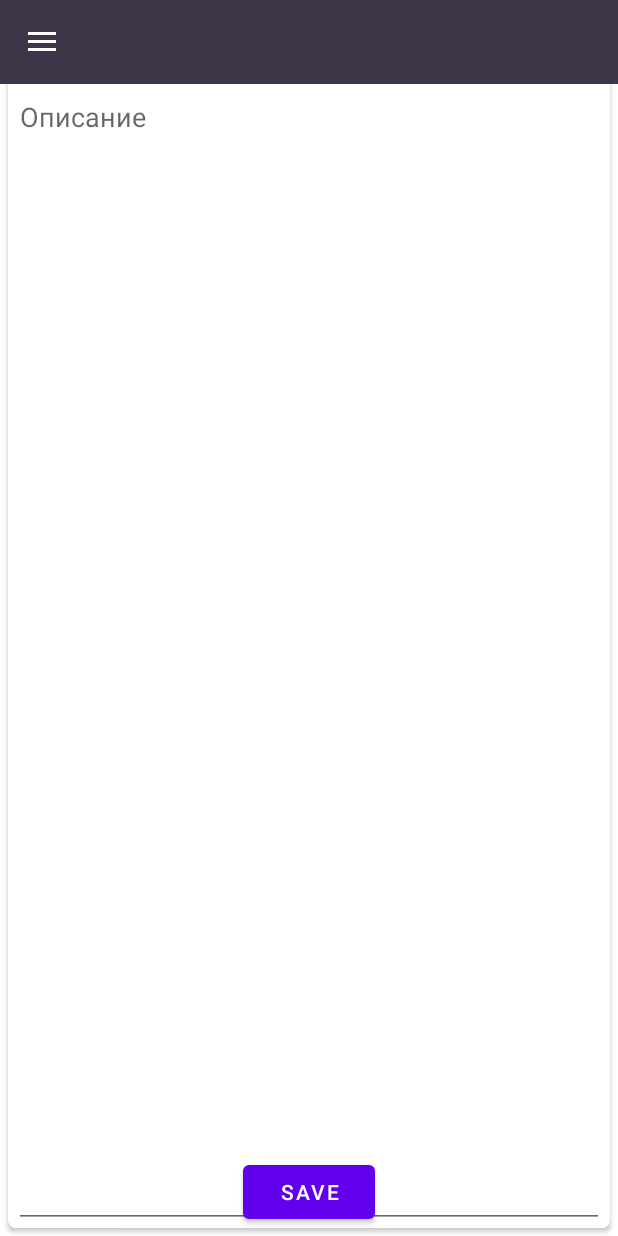
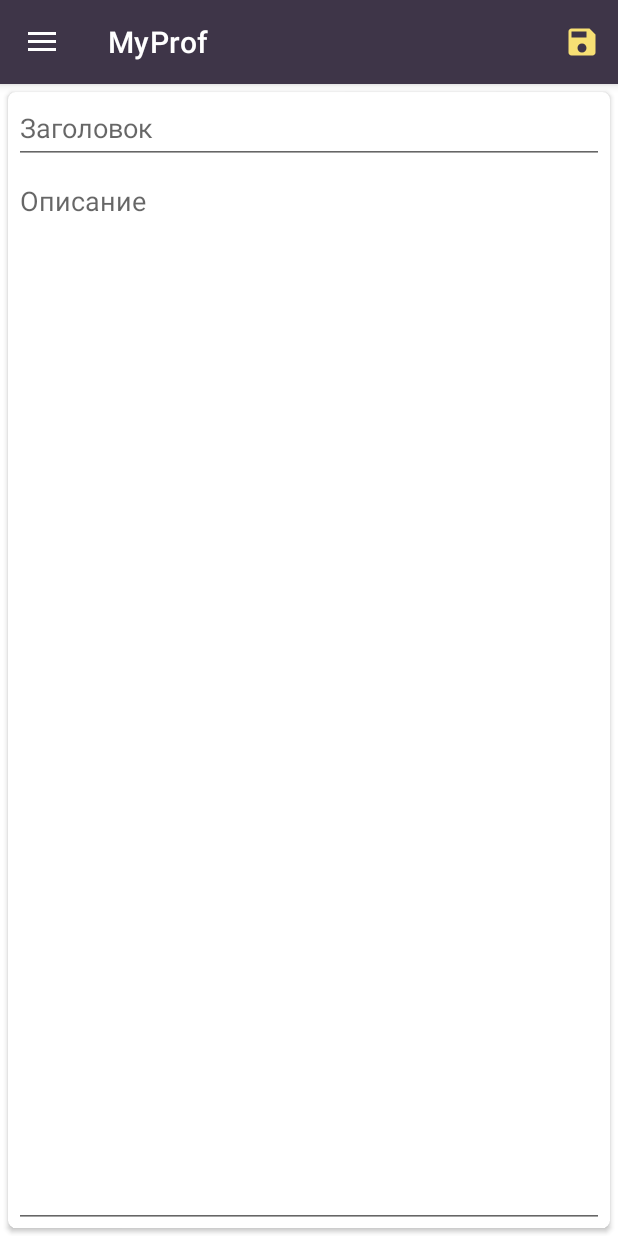
Before and after one commit to Jasmine801/MyProf, an Android app: the NewPublicationFragment screen opened through its navigation route, on a phone screen of 412 x 824 dp. Run offline under Robolectric (Android 15) with nearby library versions, the phone set to English and light mode, and no system bars.

Commit message:
Public. item Adapter

```diff
--- a/app/src/main/AndroidManifest.xml
+++ b/app/src/main/AndroidManifest.xml
@@ -10,7 +10,7 @@
         android:label="@string/app_name"
         android:roundIcon="@mipmap/ic_launcher_round"
         android:supportsRtl="true"
-        android:theme="@style/AppTheme.NoActionBar"
+        android:theme="@style/Theme.MyProf"
         tools:targetApi="31">
         <activity
             android:name=".activities.MainActivity"
--- a/app/src/main/java/com/mamedli/myprof/activities/MainActivity.kt
+++ b/app/src/main/java/com/mamedli/myprof/activities/MainActivity.kt
@@ -3,6 +3,7 @@ package com.mamedli.myprof.activities
 import androidx.appcompat.app.AppCompatActivity
 import android.os.Bundle
 import android.view.MenuItem
+import android.widget.Toolbar
 import androidx.appcompat.app.ActionBarDrawerToggle
 import androidx.core.view.GravityCompat
 import com.google.android.material.navigation.NavigationView
@@ -13,6 +14,7 @@ import com.mamedli.myprof.db.MainDataBase
 class MainActivity : AppCompatActivity(), NavigationView.OnNavigationItemSelectedListener {
 
     lateinit var binding: ActivityMainBinding
+    lateinit var toggle: ActionBarDrawerToggle
     override fun onCreate(savedInstanceState: Bundle?) {
         super.onCreate(savedInstanceState)
         binding = ActivityMainBinding.inflate(layoutInflater)
@@ -21,13 +23,21 @@ class MainActivity : AppCompatActivity(), NavigationView.OnNavigationItemSelecte
     }
 
     private fun init(){
-        var toggle = ActionBarDrawerToggle(
-            this, binding.drawerLayout, binding.mainContent.toolbar, R.string.open, R.string.close
+        toggle = ActionBarDrawerToggle(
+            this, binding.drawerLayout, R.string.open, R.string.close
         )
         binding.drawerLayout.addDrawerListener(toggle)
         toggle.syncState()
         binding.navView.setNavigationItemSelectedListener(this)
+        supportActionBar?.setDisplayHomeAsUpEnabled(true)
+    }
 
+    override fun onOptionsItemSelected(item: MenuItem) : Boolean{
+        if(toggle.onOptionsItemSelected(item)){
+
+            true
+        }
+        return super.onOptionsItemSelected(item)
     }
 
     override fun onNavigationItemSelected(item: MenuItem): Boolean {
--- a/app/src/main/java/com/mamedli/myprof/fragments/NewPublicationFragment.kt
+++ b/app/src/main/java/com/mamedli/myprof/fragments/NewPublicationFragment.kt
@@ -1,14 +1,16 @@
 package com.mamedli.myprof.fragments
 
 import android.os.Bundle
+import android.view.*
+import androidx.appcompat.view.menu.MenuBuilder
+import androidx.core.view.MenuHost
+import androidx.core.view.MenuProvider
 import androidx.fragment.app.Fragment
-import android.view.LayoutInflater
-import android.view.View
-import android.view.ViewGroup
+import androidx.lifecycle.Lifecycle
 import com.mamedli.myprof.R
 
 
-class NewPublicationFragment : Fragment() {
+class NewPublicationFragment : Fragment(), MenuProvider {
 
 
     override fun onCreate(savedInstanceState: Bundle?) {
@@ -19,7 +21,9 @@ class NewPublicationFragment : Fragment() {
         inflater: LayoutInflater, container: ViewGroup?,
         savedInstanceState: Bundle?
     ): View? {
-        // Inflate the layout for this fragment
+        //createSaveMenu()
+        val menuHost: MenuHost = requireActivity()
+        menuHost.addMenuProvider(this, viewLifecycleOwner, Lifecycle.State.RESUMED)
         return inflater.inflate(R.layout.fragment_new_publication, container, false)
     }
 
@@ -27,4 +31,17 @@ class NewPublicationFragment : Fragment() {
         @JvmStatic
         fun newInstance() = NewPublicationFragment()
     }
+
+    override fun onCreateMenu(menu: Menu, menuInflater: MenuInflater) {
+       menuInflater.inflate(R.menu.new_publication_menu, menu)
+    }
+
+    override fun onMenuItemSelected(menuItem: MenuItem): Boolean {
+        return when (menuItem.itemId) {
+            R.id.id_save -> {
+                true
+            }
+            else -> false
+        }
+    }
 }
--- /dev/null
+++ b/app/src/main/res/drawable/ic_save_new_publication.xml
@@ -0,0 +1,5 @@
+<vector android:height="24dp" android:tint="#F7E074"
+    android:viewportHeight="24" android:viewportWidth="24"
+    android:width="24dp" xmlns:android="http://schemas.android.com/apk/res/android">
+    <path android:fillColor="@android:color/white" android:pathData="M17,3L5,3c-1.11,0 -2,0.9 -2,2v14c0,1.1 0.89,2 2,2h14c1.1,0 2,-0.9 2,-2L21,7l-4,-4zM12,19c-1.66,0 -3,-1.34 -3,-3s1.34,-3 3,-3 3,1.34 3,3 -1.34,3 -3,3zM15,9L5,9L5,5h10v4z"/>
+</vector>
--- a/app/src/main/res/layout/fragment_new_publication.xml
+++ b/app/src/main/res/layout/fragment_new_publication.xml
@@ -60,17 +60,8 @@
                     app:layout_constraintBottom_toBottomOf="parent"
                     app:layout_constraintEnd_toEndOf="parent"
                     app:layout_constraintStart_toStartOf="parent"
-                    app:layout_constraintTop_toBottomOf="@+id/edTitle"
-                    app:layout_constraintVertical_bias="0.0" />
+                    app:layout_constraintTop_toBottomOf="@+id/edTitle" />
 
-                <Button
-                    android:id="@+id/bSave"
-                    android:layout_width="wrap_content"
-                    android:layout_height="wrap_content"
-                    android:text="Save"
-                    app:layout_constraintBottom_toBottomOf="parent"
-                    app:layout_constraintEnd_toEndOf="parent"
-                    app:layout_constraintStart_toStartOf="parent" />
             </androidx.constraintlayout.widget.ConstraintLayout>
         </androidx.cardview.widget.CardView>
     </androidx.constraintlayout.widget.ConstraintLayout>
--- a/app/src/main/res/layout/main_content.xml
+++ b/app/src/main/res/layout/main_content.xml
@@ -9,19 +9,13 @@
         android:id="@+id/fragmentContainerView"
         android:name="androidx.navigation.fragment.NavHostFragment"
         android:layout_width="match_parent"
-        android:layout_height="match_parent"
+        android:layout_height="0dp"
         app:defaultNavHost="true"
+        app:layout_constraintBottom_toBottomOf="parent"
+        app:layout_constraintEnd_toEndOf="parent"
+        app:layout_constraintHorizontal_bias="0.5"
+        app:layout_constraintStart_toStartOf="parent"
+        app:layout_constraintTop_toTopOf="parent"
         app:navGraph="@navigation/main_navigation" />
 
-    <androidx.appcompat.widget.Toolbar
-        android:id="@+id/toolbar"
-        android:layout_width="0dp"
-        android:layout_height="wrap_content"
-        android:background="@color/main_color"
-        android:minHeight="?attr/actionBarSize"
-        android:theme="?attr/actionBarTheme"
-        app:layout_constraintEnd_toEndOf="parent"
-        app:layout_constraintStart_toStartOf="parent"
-        app:layout_constraintTop_toTopOf="parent" />
-
 </androidx.constraintlayout.widget.ConstraintLayout>
--- a/app/src/main/res/layout/publication_list_item.xml
+++ b/app/src/main/res/layout/publication_list_item.xml
@@ -46,6 +46,7 @@
                     android:layout_width="match_parent"
                     android:layout_height="wrap_content"
                     android:text="TextView"
+                    android:textColor="@color/black"
                     android:textSize="20sp"
                     android:textStyle="bold" />
 
@@ -65,6 +66,7 @@
                     android:layout_width="match_parent"
                     android:layout_height="wrap_content"
                     android:text="TextView"
+                    android:textColor="@color/black"
                     android:textSize="16sp" />
 
                 <ImageButton
--- /dev/null
+++ b/app/src/main/res/menu/new_publication_menu.xml
@@ -0,0 +1,11 @@
+<?xml version="1.0" encoding="utf-8"?>
+<menu xmlns:android="http://schemas.android.com/apk/res/android"
+    xmlns:app="http://schemas.android.com/apk/res-auto">
+    <item
+        android:title="Save"
+        android:id="@+id/id_save"
+        android:icon="@drawable/ic_save_new_publication"
+        app:showAsAction="ifRoom"
+        />
+
+</menu>
--- a/app/src/main/res/values/themes.xml
+++ b/app/src/main/res/values/themes.xml
@@ -2,8 +2,8 @@
     <!-- Base application theme. -->
     <style name="Theme.MyProf" parent="Theme.MaterialComponents.DayNight.DarkActionBar">
         <!-- Primary brand color. -->
-        <item name="colorPrimary">@color/purple_500</item>
-        <item name="colorPrimaryVariant">@color/purple_700</item>
+        <item name="colorPrimary">@color/main_color</item>
+        <item name="colorPrimaryVariant">@color/main_color</item>
         <item name="colorOnPrimary">@color/white</item>
         <!-- Secondary brand color. -->
         <item name="colorSecondary">@color/teal_200</item>
@@ -12,6 +12,7 @@
         <!-- Status bar color. -->
         <item name="android:statusBarColor">?attr/colorPrimaryVariant</item>
         <!-- Customize your theme here. -->
+
     </style>
 
     <style name="AppTheme.NoActionBar" parent="Theme.MaterialComponents.DayNight.DarkActionBar">
@@ -20,7 +21,7 @@
         <item name="colorPrimaryVariant">@color/purple_700</item>
         <item name="colorOnPrimary">@color/white</item>
 
-        <item name="windowActionBar">false</item>
+
         <item name="windowNoTitle">true</item>
     </style>
 </resources>
```
Also changed, not shown: app/src/main/java/com/mamedli/myprof/adapters/PublicationsAdapter.kt (added, +57 -0 lines).
